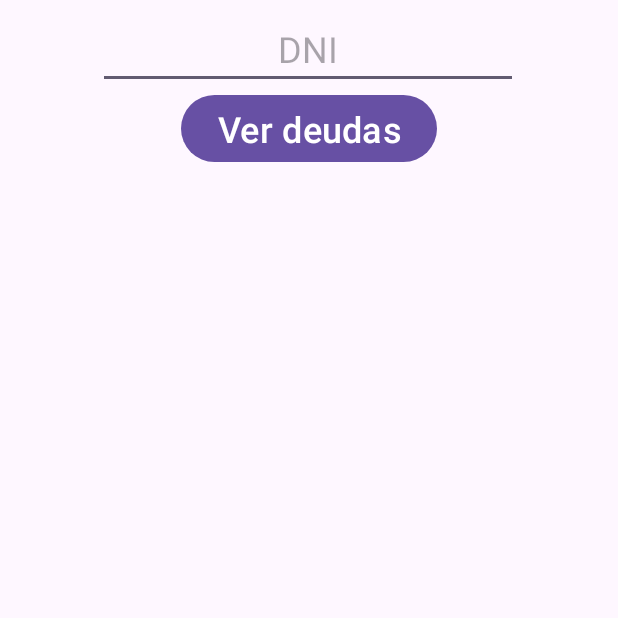
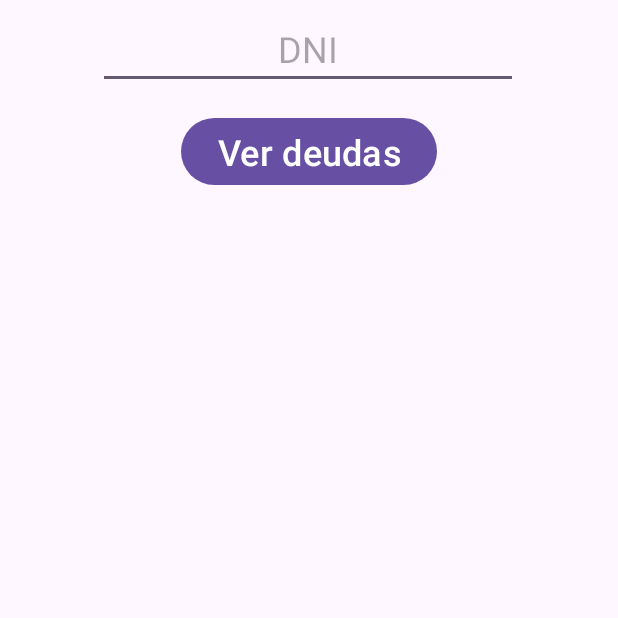
Before and after one commit to agustinkloberdanz/Consorcio, an Android app: the Propietario screen opened directly, with no data from a screen before it, on a phone screen of 412 x 824 dp, the top half of it. Run offline under Robolectric (Android 15) with nearby library versions, the phone set to English and light mode, and no system bars; our stand-ins replace Firebase (no records; nobody signed in at launch, a user with empty details on screens opened directly).

Commit message:
Arregla frontend, icono de la aplicacion y cambia el nombre de la misma

```diff
--- a/app/src/main/res/layout/activity_propietario.xml
+++ b/app/src/main/res/layout/activity_propietario.xml
@@ -5,6 +5,7 @@
     android:layout_width="match_parent"
     android:layout_height="match_parent"
     tools:context=".Propietario">
+
 
     <Button
         android:id="@+id/button"
@@ -16,8 +17,8 @@
         app:layout_constraintBottom_toBottomOf="parent"
         app:layout_constraintEnd_toEndOf="parent"
         app:layout_constraintStart_toStartOf="parent"
-        app:layout_constraintTop_toBottomOf="@+id/dni"
-        app:layout_constraintVertical_bias="0.0" />
+        app:layout_constraintTop_toTopOf="parent"
+        app:layout_constraintVertical_bias="0.097" />
 
     <EditText
         android:id="@+id/dni"
@@ -39,12 +40,13 @@
         app:layout_constraintVertical_bias="0.008" />
 
     <ScrollView
+        android:id="@+id/listadoDeudasScrollView"
         android:layout_width="407dp"
-        android:layout_height="671dp"
+        android:layout_height="629dp"
         app:layout_constraintBottom_toBottomOf="parent"
         app:layout_constraintEnd_toEndOf="parent"
         app:layout_constraintStart_toStartOf="parent"
-        app:layout_constraintTop_toBottomOf="@+id/button"
+        app:layout_constraintTop_toTopOf="parent"
         app:layout_constraintVertical_bias="1.0">
 
         <LinearLayout
--- a/app/src/main/res/values/strings.xml
+++ b/app/src/main/res/values/strings.xml
@@ -1,5 +1,5 @@
 <resources>
-    <string name="app_name">SQLiteConnection</string>
+    <string name="app_name">Consorcio</string>
     <string name="title_activity_login">LoginActivity</string>
     <string name="prompt_email">Email</string>
     <string name="prompt_password">Password</string>
```
Also changed, not shown: app/src/main/AndroidManifest.xml (+4 -7 lines), app/src/main/java/com/example/consorcio/ConsultarDeudas.java (+4 -6 lines), app/src/main/java/com/example/consorcio/Propietario.java (+6 -7 lines), app/src/main/res/drawable-hdpi/iconlist.png (added), app/src/main/res/drawable-hdpi/listaicon.png (deleted), app/src/main/res/drawable-mdpi/iconlist.png (added), app/src/main/res/drawable-mdpi/listaicon.png (deleted), app/src/main/res/drawable-xhdpi/iconlist.png (added), app/src/main/res/drawable-xhdpi/listaicon.png (deleted), app/src/main/res/drawable-xxhdpi/iconlist.png (added), app/src/main/res/drawable-xxhdpi/listaicon.png (deleted), app/src/main/res/drawable-xxxhdpi/iconlist.png (added), app/src/main/res/drawable-xxxhdpi/listaicon.png (deleted).
